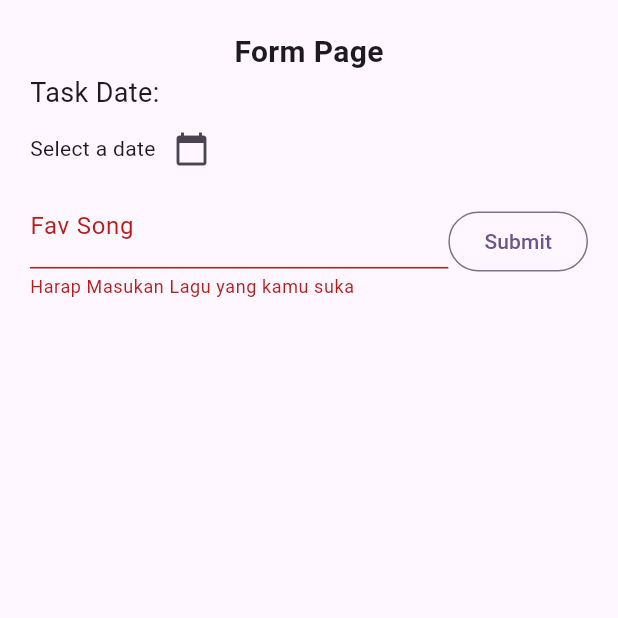
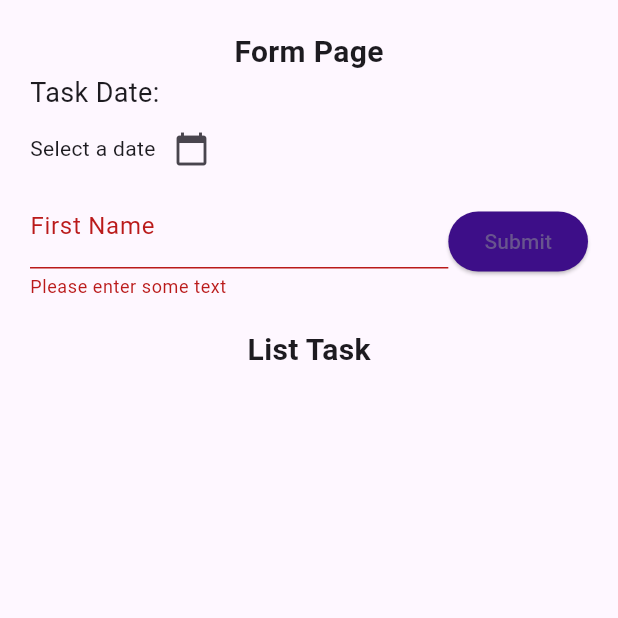
Before and after one commit to DimasCW/TodoApp_0163, a Flutter app: the screen it shows after launch, after a tap on "Submit", on a phone screen of 412 x 824 dp, the top half of it. Run offline on Flutter 3.47's test engine with Material 3 defaults, Android fonts, the phone set to English and light mode, and no system bars.

Commit message:
edit expanded field

```diff
--- a/lib/profile_pages.dart
+++ b/lib/profile_pages.dart
@@ -1,5 +1,4 @@
 import 'package:flutter/material.dart';
-
 
 class ProfilePage extends StatefulWidget {
   const ProfilePage({super.key});
@@ -13,7 +12,7 @@ class _ProfilePageState extends State<ProfilePage> {
   final key = GlobalKey<FormState>();
   List<String> daftarLagu = [];
 
-  void addData(){
+  void addData() {
     setState(() {
       daftarLagu.add(songController.text);
     });
@@ -46,7 +45,10 @@ class _ProfilePageState extends State<ProfilePage> {
               Row(
                 mainAxisAlignment: MainAxisAlignment.center,
                 children: [
-                  Text("Form Page", style: TextStyle(fontSize: 20, fontWeight: FontWeight.bold),),
+                  Text(
+                    "Form Page",
+                    style: TextStyle(fontSize: 20, fontWeight: FontWeight.bold),
+                  ),
                 ],
 
                 // spacing: 15,
@@ -65,14 +67,15 @@ class _ProfilePageState extends State<ProfilePage> {
                 // ],
               ),
               Row(
-                children: [
-                  Text("Task Date: ", style: TextStyle(fontSize: 18)),],
+                children: [Text("Task Date: ", style: TextStyle(fontSize: 18))],
               ),
               Row(
                 children: [
-                Text(_selectedDate == null
+                  Text(
+                    _selectedDate == null
                         ? "Select a date"
-                    : "${_selectedDate!.toLocal()}".split(' ')[0]),
+                        : "${_selectedDate!.toLocal()}".split(' ')[0],
+                  ),
                   IconButton(
                     icon: Icon(Icons.calendar_today),
                     onPressed: () => _pickDate(context),
@@ -83,30 +86,46 @@ class _ProfilePageState extends State<ProfilePage> {
                 key: key,
                 child: Row(
                   children: [
-                  Expanded(child: TextFormField(
+                    Expanded(
+                      child: TextFormField(
                         validator: (value) {
-                      if (value == null || value.isEmpty){
-                        return 'Harap Masukan Lagu yang kamu suka';
+                          if (value == null || value.isEmpty) {
+                            return 'Please enter some text';
                           }
                           return null;
                         },
                         autovalidateMode: AutovalidateMode.onUserInteraction,
                         controller: songController,
                         decoration: InputDecoration(
-                      label: Text('Fav Song'),
-                      hintText: 'Masukan Lagu',
+                          label: Text('First Name'),
+                          hintText: 'First Name',
                         ),
-                    )
                       ),
-                  OutlinedButton(onPressed: (){
-                    if (key.currentState!.validate()){
+                    ),
+                    ElevatedButton(
+                      onPressed: () {
+                        if (key.currentState!.validate()) {
                           addData();
                         }
-                  }, child: Text('Submit')),
+                      },
+                      child: Text('Submit'),
+                      style: ButtonStyle(
+                        backgroundColor: MaterialStateProperty.all(
+                          const Color.fromARGB(255, 61, 14, 136),
+                        ),
+                      ),
+                    ),
                   ],
-              )),
+                ),
+              ),
+              SizedBox(height: 20),
+              Text(
+                "List Task",
+                style: TextStyle(fontWeight: FontWeight.bold, fontSize: 20),
+              ),
               const SizedBox(height: 20),
-              Expanded(child: ListView.builder(
+              Expanded(
+                child: ListView.builder(
                   itemCount: daftarLagu.length,
                   itemBuilder: (context, index) {
                     return Container(
@@ -114,12 +133,31 @@ class _ProfilePageState extends State<ProfilePage> {
                       padding: const EdgeInsets.all(16.0),
                       decoration: BoxDecoration(
                         borderRadius: BorderRadius.circular(10.0),
-                      color: Colors.indigo[100]),
-                    child: Column(crossAxisAlignment: CrossAxisAlignment.start,
-                    children: [Text(daftarLagu[index])],),
+                        color: Colors.indigo[100],
+                      ),
+                      child: Row(
+                        crossAxisAlignment: CrossAxisAlignment.start,
+                        children: [
+                          Expanded(
+                            child: Column(
+                              crossAxisAlignment: CrossAxisAlignment.start,
+                              children: [
+                                Text(
+                                  tasks[index]['name'],
+                                  style: TextStyle(
+                                    fontSize: 18,
+                                    fontWeight: FontWeight.bold,
+                                  ),
+                                ),
+                              ],
+                            ),
+                          ),
+                        ],
+                      ),
                     );
-                })
-              )
+                  },
+                ),
+              ),
             ],
           ),
         ),
```
Lines whose indentation alone changed are shown as unchanged.
